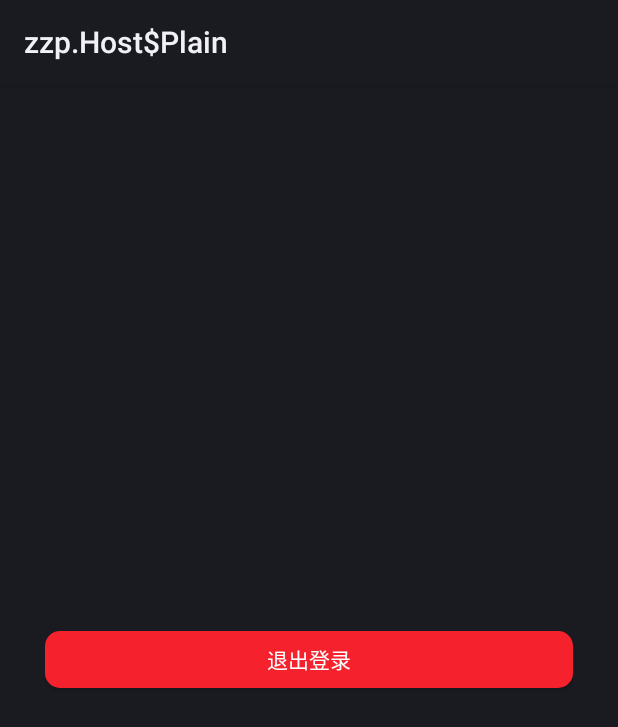
After one commit to chen-zhi-bin/Forum, an Android app: the layout moduleucenter_activity_set_up.xml on its own in the app's theme, with its tools: preview values and no code run, on a phone screen of 412 x 824 dp. The commit adds this screen. Shown: the top 727 px of the screen. Run offline under Robolectric (Android 15) with nearby library versions, the phone set to English and light mode, and no system bars.

Commit message:
添加设置活动

```diff
--- a/lib_common/src/main/java/com/program/lib_common/Constants.java
+++ b/lib_common/src/main/java/com/program/lib_common/Constants.java
@@ -2,4 +2,9 @@ package com.program.lib_common;
 
 public class Constants {
     public static final String BASE_URL="https://api.sunofbeaches.com";
+
+    public static final int NAVIGATION_VIEW_MENU_RECOMMEND_ITEM_ID_INDEX = 0;
+
+    public static final int RETURN_TO_HMOE = 1;
+    public static final int NEED_RESULT = 0;
 }
--- a/lib_common/src/main/res/values/dimens.xml
+++ b/lib_common/src/main/res/values/dimens.xml
@@ -14,6 +14,7 @@
     <dimen name="dp_24">24dp</dimen>
     <dimen name="dp_30">30dp</dimen>
     <dimen name="dp_36">36dp</dimen>
+    <dimen name="dp_38">38dp</dimen>
     <dimen name="dp_40">40dp</dimen>
     <dimen name="dp_46">46dp</dimen>
     <dimen name="dp_50">50dp</dimen>
--- a/module_ucenter/src/main/AndroidManifest.xml
+++ b/module_ucenter/src/main/AndroidManifest.xml
@@ -5,7 +5,8 @@
     <application
         android:allowBackup="true"
         android:supportsRtl="true">
-        <activity android:name=".ui.MainActivity"/>
+        <activity android:name=".ui.SettingActivity"></activity>
+        <activity android:name=".ui.MainActivity" />
     </application>
 
 </manifest>
--- a/module_ucenter/src/main/java/com/program/module_ucenter/model/UcenterApi.java
+++ b/module_ucenter/src/main/java/com/program/module_ucenter/model/UcenterApi.java
@@ -2,6 +2,7 @@ package com.program.module_ucenter.model;
 
 import com.program.module_ucenter.model.domain.AchievementBean;
 import com.program.module_ucenter.model.domain.AvaTarBean;
+import com.program.module_ucenter.model.domain.LoginoutBean;
 import com.program.module_ucenter.model.domain.UserMessageBean;
 
 import io.reactivex.rxjava3.core.Observable;
@@ -19,4 +20,7 @@ public interface UcenterApi {
 
     @GET("/ast/achievement")
     Observable<AchievementBean> getUserAchievementBean(@Header("sob_token")String token);
+
+    @GET("/uc/user/logout")
+    Observable<LoginoutBean> loginout(@Header("sob_token")String token);
 }
--- /dev/null
+++ b/module_ucenter/src/main/res/drawable/red_solid_btn_pressed.xml
@@ -0,0 +1,12 @@
+<?xml version="1.0" encoding="utf-8"?>
+<shape xmlns:android="http://schemas.android.com/apk/res/android"
+    android:shape="rectangle" >
+
+    <solid android:color="#C63136" />
+
+
+    <corners
+        android:radius="@dimen/shape_btn_round_radius" />
+
+
+</shape>
--- /dev/null
+++ b/module_ucenter/src/main/res/drawable/red_solid_btn_selector.xml
@@ -0,0 +1,6 @@
+<?xml version="1.0" encoding="utf-8"?>
+<selector xmlns:android="http://schemas.android.com/apk/res/android">
+
+    <item android:drawable="@drawable/red_solid_btn_pressed" android:state_pressed="true" />
+    <item android:drawable="@drawable/red_solid_btn_normal" />
+</selector>
--- /dev/null
+++ b/module_ucenter/src/main/res/layout/moduleucenter_activity_set_up.xml
@@ -0,0 +1,18 @@
+<?xml version="1.0" encoding="utf-8"?>
+<LinearLayout xmlns:android="http://schemas.android.com/apk/res/android"
+    android:layout_width="match_parent"
+    android:layout_height="match_parent"
+    android:orientation="vertical"
+    android:paddingLeft="@dimen/dp_30"
+    android:paddingRight="@dimen/dp_30"
+    android:gravity="center">
+
+    <Button
+        android:id="@+id/btn_logout"
+        android:layout_width="match_parent"
+        android:layout_height="@dimen/dp_38"
+        android:background="@drawable/red_solid_btn_selector"
+        android:textColor="@color/white"
+        android:text="退出登录"/>
+
+</LinearLayout>
```
Also changed, not shown: module_main/src/main/java/com/program/moudle_main/ui/MainActivity.java (+13 -0 lines), module_ucenter/src/main/debug/AndroidManifest.xml (+7 -0 lines), module_ucenter/src/main/java/com/program/module_ucenter/callback/ISettingCallback.java (added, +20 -0 lines), module_ucenter/src/main/java/com/program/module_ucenter/model/domain/LoginoutBean.java (added, +101 -0 lines), module_ucenter/src/main/java/com/program/module_ucenter/presenter/ISettingPresenter.java (added, +12 -0 lines), module_ucenter/src/main/java/com/program/module_ucenter/presenter/Impl/SettingPresenterImpl.java (added, +125 -0 lines), module_ucenter/src/main/java/com/program/module_ucenter/ui/SettingActivity.java (added, +95 -0 lines), module_ucenter/src/main/java/com/program/module_ucenter/ui/fragment/UserFragment.java (+15 -0 lines), module_ucenter/src/main/java/com/program/module_ucenter/utils/PresenterManager.java (+8 -0 lines).
